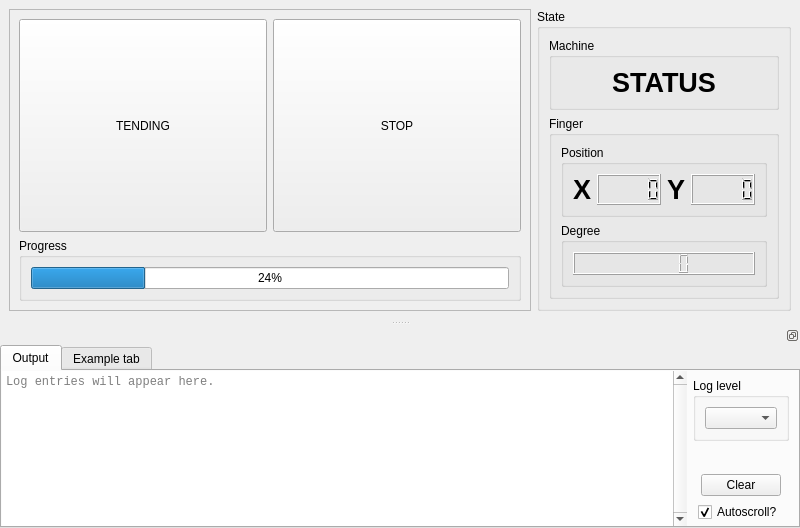
First picture: the form in resources/ui/main_window.ui, repository rayandrew/automated-tending, before the edit.
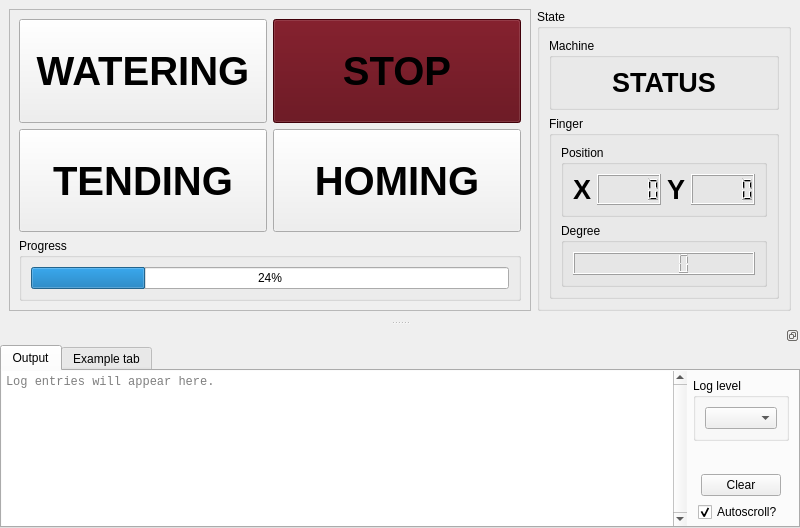
Second picture: the form after the edit.

Patch:
```diff
--- a/resources/ui/main_window.ui
+++ b/resources/ui/main_window.ui
@@ -27,32 +27,105 @@
         </property>
         <layout class="QVBoxLayout" name="verticalLayout_6">
          <item>
-          <layout class="QHBoxLayout" name="horizontalLayout_2">
-           <item>
-            <widget class="QPushButton" name="tendingButton">
-             <property name="sizePolicy">
-              <sizepolicy hsizetype="Minimum" vsizetype="Minimum">
-               <horstretch>0</horstretch>
-               <verstretch>0</verstretch>
-              </sizepolicy>
+          <layout class="QGridLayout" name="gridLayout_4">
+           <item row="0" column="0">
+            <layout class="QGridLayout" name="buttonLayout">
+             <property name="spacing">
+              <number>-1</number>
              </property>
-             <property name="text">
-              <string>TENDING</string>
-             </property>
-            </widget>
-           </item>
-           <item>
-            <widget class="QPushButton" name="stopButton">
-             <property name="sizePolicy">
-              <sizepolicy hsizetype="Minimum" vsizetype="Minimum">
-               <horstretch>0</horstretch>
-               <verstretch>0</verstretch>
-              </sizepolicy>
-             </property>
-             <property name="text">
-              <string>STOP</string>
-             </property>
-            </widget>
+             <item row="0" column="1">
+              <widget class="QPushButton" name="stopButton">
+               <property name="sizePolicy">
+                <sizepolicy hsizetype="Minimum" vsizetype="Minimum">
+                 <horstretch>0</horstretch>
+                 <verstretch>0</verstretch>
+                </sizepolicy>
+               </property>
+               <property name="font">
+                <font>
+                 <pointsize>30</pointsize>
+                 <weight>75</weight>
+                 <bold>true</bold>
+                </font>
+               </property>
+               <property name="styleSheet">
+                <string notr="true">background-color: rgb(90, 0, 12);</string>
+               </property>
+               <property name="text">
+                <string>STOP</string>
+               </property>
+              </widget>
+             </item>
+             <item row="0" column="0">
+              <widget class="QPushButton" name="wateringButton">
+               <property name="sizePolicy">
+                <sizepolicy hsizetype="Minimum" vsizetype="Minimum">
+                 <horstretch>0</horstretch>
+                 <verstretch>0</verstretch>
+                </sizepolicy>
+               </property>
+               <property name="font">
+                <font>
+                 <pointsize>30</pointsize>
+                 <weight>75</weight>
+                 <bold>true</bold>
+                </font>
+               </property>
+               <property name="autoFillBackground">
+                <bool>true</bool>
+               </property>
+               <property name="text">
+                <string>WATERING</string>
+               </property>
+              </widget>
+             </item>
+             <item row="1" column="0">
+              <widget class="QPushButton" name="tendingButton">
+               <property name="sizePolicy">
+                <sizepolicy hsizetype="Minimum" vsizetype="Minimum">
+                 <horstretch>0</horstretch>
+                 <verstretch>0</verstretch>
+                </sizepolicy>
+               </property>
+               <property name="font">
+                <font>
+                 <pointsize>30</pointsize>
+                 <weight>75</weight>
+                 <bold>true</bold>
+                </font>
+               </property>
+               <property name="autoFillBackground">
+                <bool>true</bool>
+               </property>
+               <property name="text">
+                <string>TENDING</string>
+               </property>
+              </widget>
+             </item>
+             <item row="1" column="1">
+              <widget class="QPushButton" name="homingButton">
+               <property name="sizePolicy">
+                <sizepolicy hsizetype="Minimum" vsizetype="Minimum">
+                 <horstretch>0</horstretch>
+                 <verstretch>0</verstretch>
+                </sizepolicy>
+               </property>
+               <property name="font">
+                <font>
+                 <pointsize>30</pointsize>
+                 <weight>75</weight>
+                 <bold>true</bold>
+                </font>
+               </property>
+               <property name="autoFillBackground">
+                <bool>true</bool>
+               </property>
+               <property name="text">
+                <string>HOMING</string>
+               </property>
+              </widget>
+             </item>
+            </layout>
            </item>
           </layout>
          </item>
```
